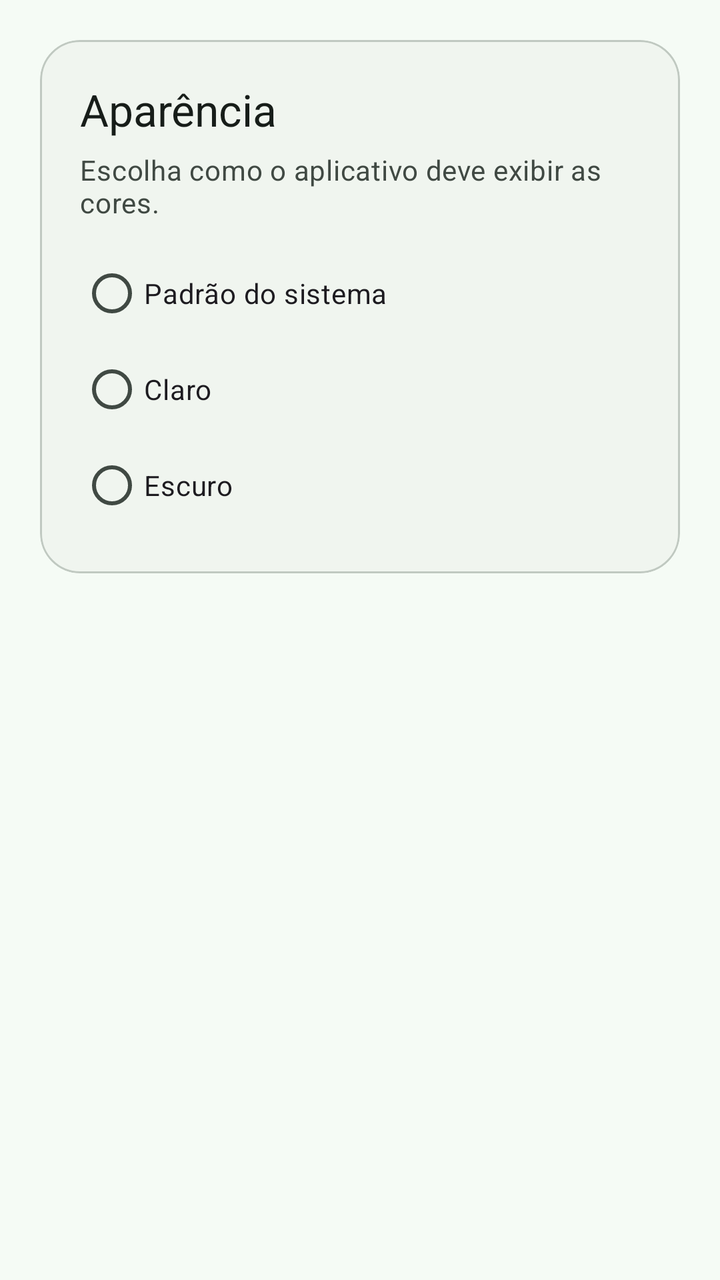
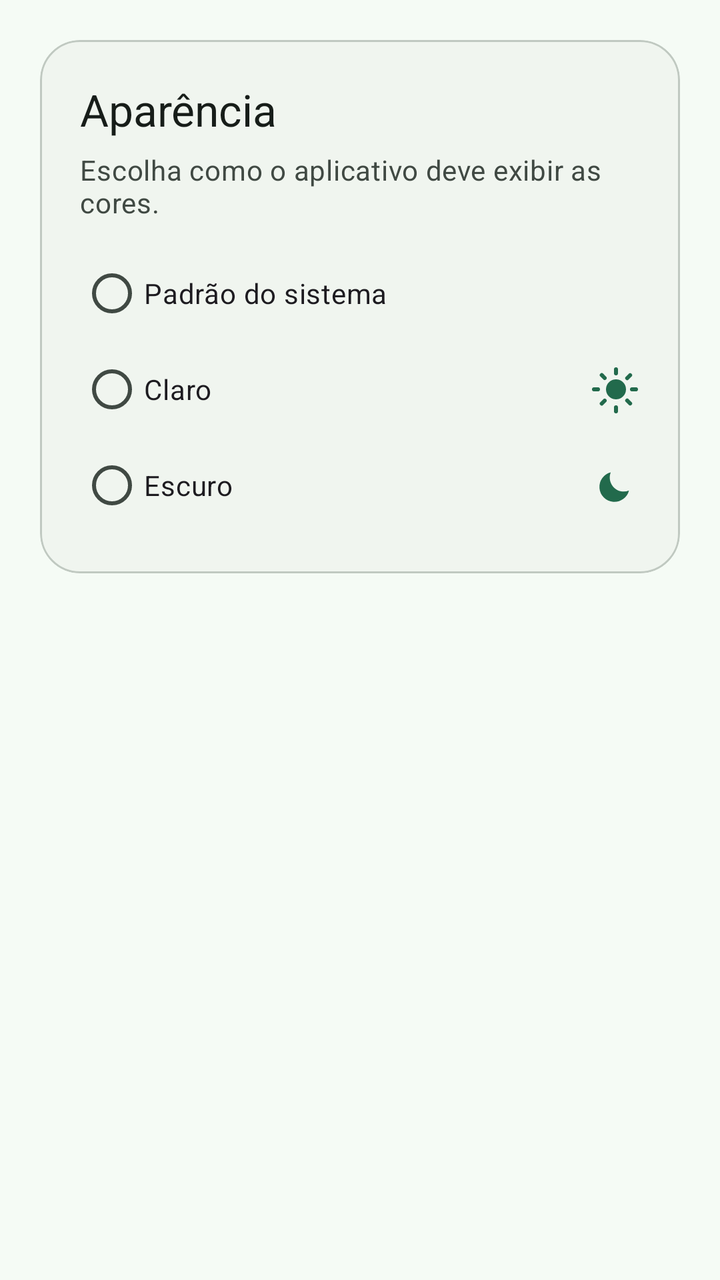

An Android layout rendered at two revisions. The XML below is the earlier revision; the diff shows what the commit changed to produce the second picture.
<!-- AndroidManifest.xml: application theme Theme.Oficina_Android -->
<!-- res/layout/fragment_settings.xml -->
<?xml version="1.0" encoding="utf-8"?>
<ScrollView xmlns:android="http://schemas.android.com/apk/res/android"
    xmlns:app="http://schemas.android.com/apk/res-auto"
    android:layout_width="match_parent"
    android:layout_height="match_parent"
    android:fillViewport="true">

    <LinearLayout
        android:layout_width="match_parent"
        android:layout_height="wrap_content"
        android:orientation="vertical"
        android:padding="20dp">

        <com.google.android.material.card.MaterialCardView
            android:layout_width="match_parent"
            android:layout_height="wrap_content"
            app:cardBackgroundColor="?attr/colorSurfaceContainerLow"
            app:cardCornerRadius="20dp"
            app:strokeColor="?attr/colorOutlineVariant"
            app:strokeWidth="1dp">

            <LinearLayout
                android:layout_width="match_parent"
                android:layout_height="wrap_content"
                android:orientation="vertical"
                android:padding="20dp">

                <TextView
                    android:layout_width="match_parent"
                    android:layout_height="wrap_content"
                    android:text="@string/settings_theme_title"
                    android:textAppearance="?attr/textAppearanceTitleLarge"
                    android:textColor="?attr/colorOnSurface" />

                <TextView
                    android:layout_width="match_parent"
                    android:layout_height="wrap_content"
                    android:layout_marginTop="6dp"
                    android:text="@string/settings_theme_summary"
                    android:textAppearance="?attr/textAppearanceBodyMedium"
                    android:textColor="?attr/colorOnSurfaceVariant" />

                <RadioGroup
                    android:id="@+id/themeOptions"
                    android:layout_width="match_parent"
                    android:layout_height="wrap_content"
                    android:layout_marginTop="12dp">

                    <com.google.android.material.radiobutton.MaterialRadioButton
                        android:id="@+id/themeSystem"
                        android:layout_width="match_parent"
                        android:layout_height="wrap_content"
                        android:text="@string/settings_theme_system" />

                    <com.google.android.material.radiobutton.MaterialRadioButton
                        android:id="@+id/themeLight"
                        android:layout_width="match_parent"
                        android:layout_height="wrap_content"
                        android:text="@string/settings_theme_light" />

                    <com.google.android.material.radiobutton.MaterialRadioButton
                        android:id="@+id/themeDark"
                        android:layout_width="match_parent"
                        android:layout_height="wrap_content"
                        android:text="@string/settings_theme_dark" />
                </RadioGroup>
            </LinearLayout>
        </com.google.android.material.card.MaterialCardView>
    </LinearLayout>
</ScrollView>
<!-- resources referenced by this layout -->
<resources>
  <string name="settings_theme_dark">Escuro</string>
  <string name="settings_theme_light">Claro</string>
  <string name="settings_theme_summary">Escolha como o aplicativo deve exibir as cores.</string>
  <string name="settings_theme_system">Padrão do sistema</string>
  <string name="settings_theme_title">Aparência</string>
  <style name="TextAppearance.Oficina_Android.Rotulo" parent="TextAppearance.Material3.LabelLarge">
          <item name="android:fontFamily">@font/poppins_medium</item>
          <item name="fontFamily">@font/poppins_medium</item>
      </style>
  <color name="md_theme_light_primary">#226A4C</color>
  <color name="md_theme_light_on_primary">#FFFFFF</color>
  <color name="md_theme_light_primary_container">#AAF2CB</color>
  <color name="md_theme_light_on_primary_container">#005236</color>
  <color name="md_theme_light_secondary">#4D6357</color>
  <color name="md_theme_light_on_secondary">#FFFFFF</color>
  <color name="md_theme_light_secondary_container">#D0E8D8</color>
  <color name="md_theme_light_on_secondary_container">#364B3F</color>
  <color name="md_theme_light_tertiary">#3D6473</color>
  <color name="md_theme_light_on_tertiary">#FFFFFF</color>
  <color name="md_theme_light_tertiary_container">#C0E9FA</color>
  <color name="md_theme_light_on_tertiary_container">#244C5A</color>
  <color name="md_theme_light_error">#BA1A1A</color>
  <color name="md_theme_light_on_error">#FFFFFF</color>
  <color name="md_theme_light_error_container">#FFDAD6</color>
  <color name="md_theme_light_on_error_container">#93000A</color>
  <color name="md_theme_light_background">#F5FBF5</color>
  <color name="md_theme_light_on_background">#171D19</color>
  <color name="md_theme_light_surface">#F5FBF5</color>
  <color name="md_theme_light_on_surface">#171D19</color>
  <color name="md_theme_light_surface_variant">#DCE5DD</color>
  <color name="md_theme_light_on_surface_variant">#404943</color>
  <color name="md_theme_light_outline">#707973</color>
  <color name="md_theme_light_outline_variant">#C0C9C1</color>
  <color name="md_theme_light_surface_container_lowest">#FFFFFF</color>
  <color name="md_theme_light_surface_container_low">#F0F5EF</color>
  <color name="md_theme_light_surface_container">#EAEFE9</color>
  <color name="md_theme_light_surface_container_high">#E4EAE4</color>
  <color name="md_theme_light_surface_container_highest">#DEE4DE</color>
  <color name="md_theme_light_inverse_surface">#2C322E</color>
  <color name="md_theme_light_inverse_on_surface">#EDF2EC</color>
  <color name="md_theme_light_inverse_primary">#8ED5B0</color>
  <!-- unchanged entries left out for length: 5 -->
</resources>

<!-- the commit's change to res/layout/fragment_settings.xml (unified diff, before → after) -->
@@ -56,13 +56,19 @@
                         android:id="@+id/themeLight"
                         android:layout_width="match_parent"
                         android:layout_height="wrap_content"
-                        android:text="@string/settings_theme_light" />
+                    android:drawableEnd="@drawable/ic_sun"
+                    android:drawablePadding="12dp"
+                    android:drawableTint="?attr/colorPrimary"
+                    android:text="@string/settings_theme_light" />
 
                     <com.google.android.material.radiobutton.MaterialRadioButton
                         android:id="@+id/themeDark"
                         android:layout_width="match_parent"
                         android:layout_height="wrap_content"
-                        android:text="@string/settings_theme_dark" />
+                    android:drawableEnd="@drawable/ic_moon"
+                    android:drawablePadding="12dp"
+                    android:drawableTint="?attr/colorPrimary"
+                    android:text="@string/settings_theme_dark" />
                 </RadioGroup>
             </LinearLayout>
         </com.google.android.material.card.MaterialCardView>
<!-- resource entries referenced after the edit -->
@@ -1,5 +1,25 @@
 <!-- resources referenced by this layout -->
 <resources>
+  <!-- drawable ic_moon (drawable) -->
+  <vector xmlns:android="http://schemas.android.com/apk/res/android"
+      android:width="24dp"
+      android:height="24dp"
+      android:viewportWidth="24"
+      android:viewportHeight="24">
+      <path
+          android:fillColor="?attr/colorPrimary"
+          android:pathData="M9.37,5.51A7,7 0,0 0,18.49 14.6,7.5 7.5,0 1,1 9.37,5.51z" />
+  </vector>
+  <!-- drawable ic_sun (drawable) -->
+  <vector xmlns:android="http://schemas.android.com/apk/res/android"
+      android:width="24dp"
+      android:height="24dp"
+      android:viewportWidth="24"
+      android:viewportHeight="24">
+      <path
+          android:fillColor="?attr/colorPrimary"
+          android:pathData="M12,7a5,5 0,1 0,0 10a5,5 0,1 0,0 -10M12,1a1,1 0,0 0,-1 1v2a1,1 0,1 0,2 0V2a1,1 0,0 0,-1 -1M12,20a1,1 0,0 0,-1 1v2a1,1 0,1 0,2 0v-2a1,1 0,0 0,-1 -1M23,12a1,1 0,0 0,-1 -1h-2a1,1 0,1 0,0 2h2a1,1 0,0 0,1 -1M4,12a1,1 0,0 0,-1 -1H1a1,1 0,1 0,0 2h2a1,1 0,0 0,1 -1M19.78,4.22a1,1 0,0 0,-1.41 0l-1.42,1.42a1,1 0,1 0,1.41 1.41l1.42,-1.42a1,1 0,0 0,0 -1.41M7.05,16.95a1,1 0,0 0,-1.41 0l-1.42,1.42a1,1 0,1 0,1.41 1.41l1.42,-1.42a1,1 0,0 0,0 -1.41M19.78,19.78a1,1 0,0 0,0 -1.41l-1.42,-1.42a1,1 0,1 0,-1.41 1.41l1.42,1.42a1,1 0,0 0,1.41 0M7.05,7.05a1,1 0,0 0,0 -1.41L5.64,4.22a1,1 0,1 0,-1.41 1.41l1.42,1.42a1,1 0,0 0,1.41 0" />
+  </vector>
   <string name="settings_theme_dark">Escuro</string>
   <string name="settings_theme_light">Claro</string>
   <string name="settings_theme_summary">Escolha como o aplicativo deve exibir as cores.</string>
